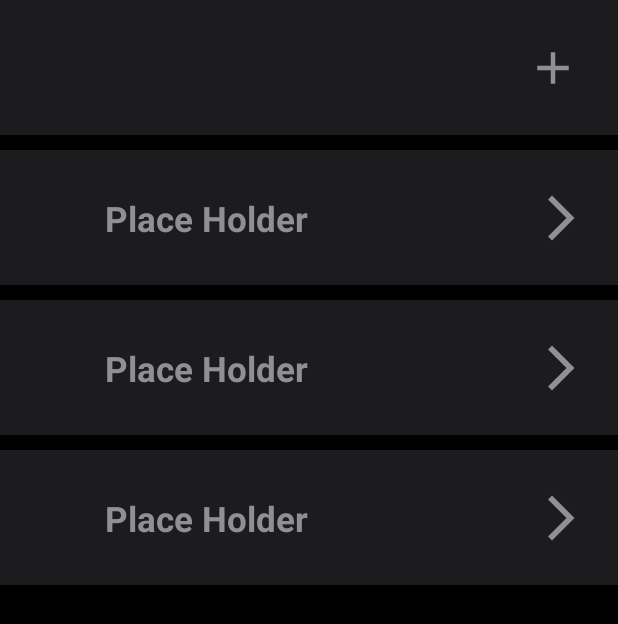
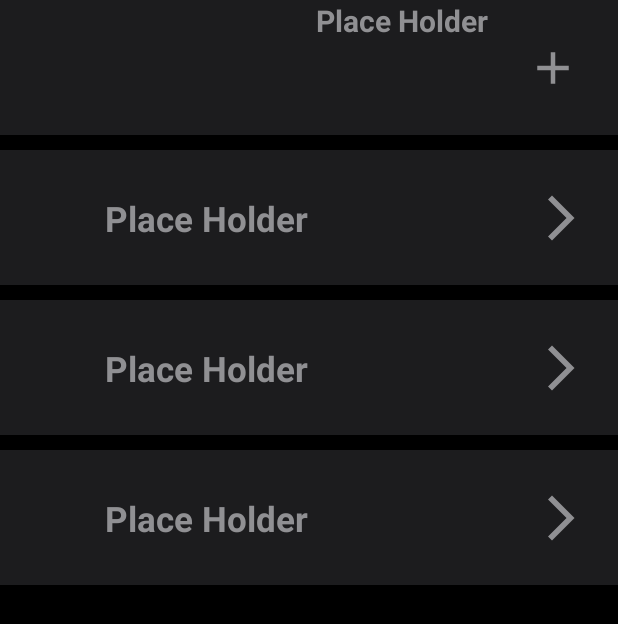
Before and after one commit to Chifir31/DiaryPRO, an Android app: the layout fragment_groups.xml on its own in the app's theme, with its tools: preview values and no code run, on a phone screen of 412 x 824 dp. Shown: the top 624 px of the screen. Run offline under Robolectric (Android 15) with nearby library versions, the light colour scheme and no system bars.

```diff
--- a/app/src/main/res/layout/fragment_groups.xml
+++ b/app/src/main/res/layout/fragment_groups.xml
@@ -17,6 +17,16 @@
             android:layout_width="wrap_content"
             android:layout_height="match_parent"
             android:layout_alignParentEnd="true">
+            <TextView
+                android:id="@+id/date_textview"
+                android:layout_width="wrap_content"
+                android:layout_height="wrap_content"
+                android:text="Place Holder"
+                android:textSize="20sp"
+                android:textColor="@color/gray"
+                android:textStyle="bold"
+                android:layout_marginStart="110dp"
+                />
 
             <ImageButton
                 android:id="@+id/addgroup"
--- a/app/src/main/res/layout/group_item.xml
+++ b/app/src/main/res/layout/group_item.xml
@@ -6,7 +6,16 @@
     xmlns:app="http://schemas.android.com/apk/res-auto"
     android:background="@color/dark_gray"
     android:layout_marginBottom="10dp">
-
+    <Button
+        android:visibility="gone"
+        android:layout_width="70dp"
+        android:layout_height="match_parent"
+        android:id="@+id/group_delete_button"
+        android:text="@string/delete"
+        android:background="@color/red"
+        android:textColor="@color/white"
+        android:textAlignment="center"
+        />
     <TextView
         android:id="@+id/groupName"
         android:layout_height="match_parent"
--- a/app/src/main/res/layout/s_activity_main.xml
+++ b/app/src/main/res/layout/s_activity_main.xml
@@ -6,7 +6,8 @@
     android:layout_width="match_parent"
     android:layout_height="match_parent"
     tools:context=".MainActivity"
-    android:background="@color/black">
+    android:background="@color/black"
+    android:id="@+id/container">
 
     <com.google.android.material.bottomnavigation.BottomNavigationView
         android:layout_width="match_parent"
--- a/app/src/main/res/values/strings.xml
+++ b/app/src/main/res/values/strings.xml
@@ -16,4 +16,6 @@
     <string name="coach">Тренер</string>
     <string name="back">Назад</string>
     <string name="delete">Удалить</string>
+    <!-- TODO: Remove or change this placeholder text -->
+    <string name="hello_blank_fragment">Hello blank fragment</string>
 </resources>
```
Also changed, not shown: app/src/main/java/com/example/myapplication/MainActivity.kt (+20 -1 lines), app/src/main/java/com/example/myapplication/navigation_pages/DiaryFragment.kt (added, +35 -0 lines), app/src/main/java/com/example/myapplication/navigation_pages/Exercisefragment.kt (added, +41 -0 lines), app/src/main/java/com/example/myapplication/navigation_pages/GroupsFragment.kt (+33 -1 lines), app/src/main/res/layout/diary_fragment.xml (added, +16 -0 lines), app/src/main/res/layout/fragment_exercise.xml (added, +22 -0 lines).
